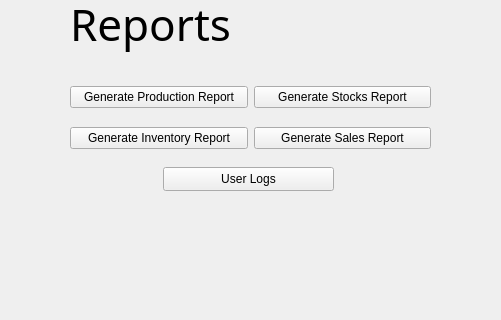
First picture: the form in ui_main.ui, repository yaJ17/SoftwareEngineering2, before the edit; both pictures show x 250 to 751 and y 137 to 457 of the 908 by 457 pixel window.
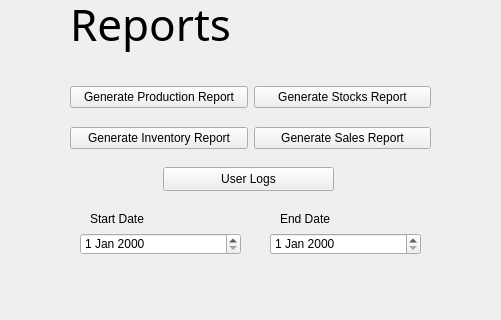
Second picture: the form after the edit. The open tabs and pages were chosen to show the change.

Commit message: Ok na deadline

Patch:
```diff
--- a/ui_main.ui
+++ b/ui_main.ui
@@ -2217,6 +2217,52 @@
        <string>User Logs</string>
       </property>
      </widget>
+     <widget class="QDateEdit" name="dateEdit">
+      <property name="geometry">
+       <rect>
+        <x>90</x>
+        <y>290</y>
+        <width>161</width>
+        <height>22</height>
+       </rect>
+      </property>
+     </widget>
+     <widget class="QDateEdit" name="dateEdit_2">
+      <property name="geometry">
+       <rect>
+        <x>280</x>
+        <y>290</y>
+        <width>151</width>
+        <height>22</height>
+       </rect>
+      </property>
+     </widget>
+     <widget class="QLabel" name="label_7">
+      <property name="geometry">
+       <rect>
+        <x>100</x>
+        <y>266</y>
+        <width>81</width>
+        <height>20</height>
+       </rect>
+      </property>
+      <property name="text">
+       <string>Start Date</string>
+      </property>
+     </widget>
+     <widget class="QLabel" name="label_8">
+      <property name="geometry">
+       <rect>
+        <x>290</x>
+        <y>266</y>
+        <width>81</width>
+        <height>20</height>
+       </rect>
+      </property>
+      <property name="text">
+       <string>End Date</string>
+      </property>
+     </widget>
     </widget>
     <widget class="QWidget" name="sched_add">
      <widget class="QDateEdit" name="add_deadline_date">
```
Left out of the diff: 19 changed lines with no effect on the pictures. The commit also changes 1 other file.
